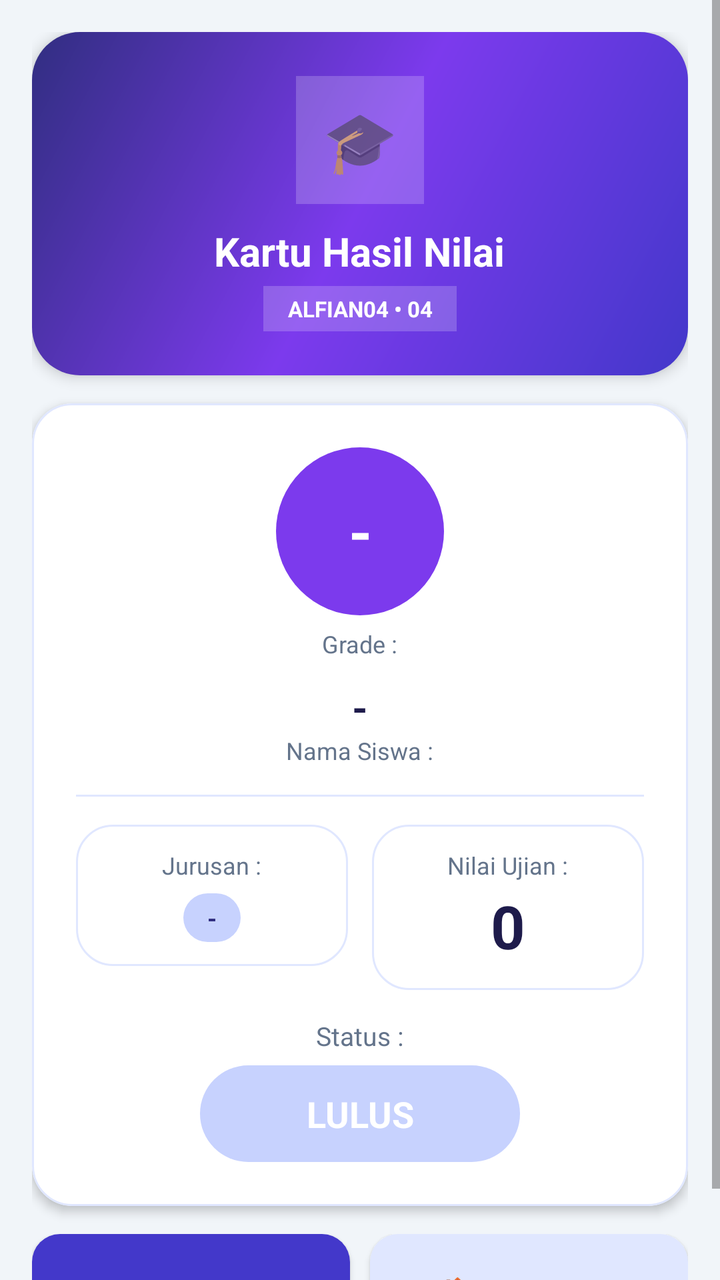
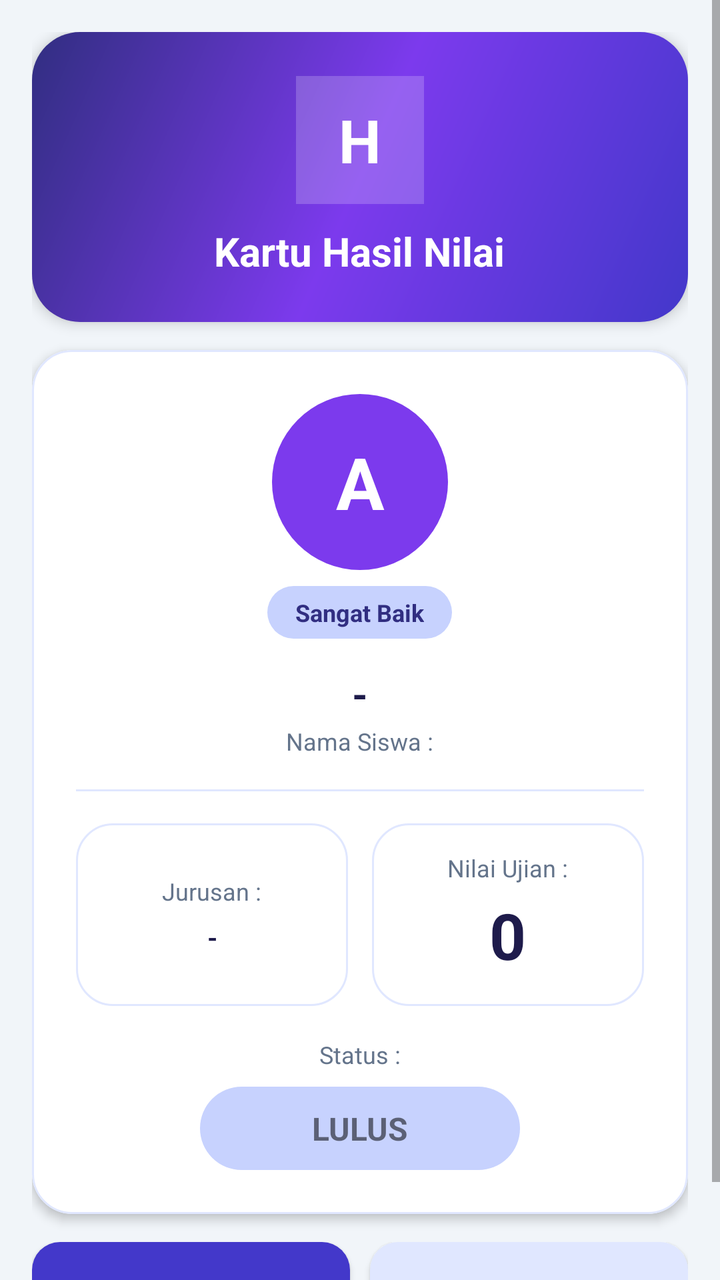

Two renders of the same Android screen: before a commit and after it. Below are the layout's source before the change and the commit's diff.
<!-- AndroidManifest.xml: application theme Theme.Alfian04 -->
<!-- res/layout/activity_result.xml -->
<?xml version="1.0" encoding="utf-8"?>
<ScrollView xmlns:android="http://schemas.android.com/apk/res/android"
    xmlns:app="http://schemas.android.com/apk/res-auto"
    android:layout_width="match_parent"
    android:layout_height="match_parent"
    android:background="@color/background"
    android:fillViewport="true">

    <LinearLayout
        android:layout_width="match_parent"
        android:layout_height="wrap_content"
        android:orientation="vertical"
        android:padding="16dp">

        
        <LinearLayout
            android:layout_width="match_parent"
            android:layout_height="wrap_content"
            android:background="@drawable/bg_hero_banner"
            android:elevation="4dp"
            android:gravity="center_horizontal"
            android:orientation="vertical"
            android:padding="22dp">

            <TextView
                android:layout_width="64dp"
                android:layout_height="64dp"
                android:background="#33FFFFFF"
                android:gravity="center"
                android:text="🎓"
                android:textSize="30sp" />

            <TextView
                android:layout_width="wrap_content"
                android:layout_height="wrap_content"
                android:layout_marginTop="10dp"
                android:gravity="center"
                android:text="@string/result_title"
                android:textColor="@color/white"
                android:textSize="20sp"
                android:textStyle="bold" />

            <TextView
                android:layout_width="wrap_content"
                android:layout_height="wrap_content"
                android:layout_marginTop="4dp"
                android:background="#33FFFFFF"
                android:gravity="center"
                android:paddingStart="12dp"
                android:paddingEnd="12dp"
                android:paddingTop="4dp"
                android:paddingBottom="4dp"
                android:text="ALFIAN04 • 04"
                android:textColor="@color/white"
                android:textSize="11sp"
                android:textStyle="bold" />
        </LinearLayout>

        
        <com.google.android.material.card.MaterialCardView
            android:layout_width="match_parent"
            android:layout_height="wrap_content"
            android:layout_marginTop="14dp"
            app:cardBackgroundColor="@color/card_background"
            app:cardCornerRadius="20dp"
            app:cardElevation="3dp"
            app:strokeColor="@color/divider"
            app:strokeWidth="1dp">

            <LinearLayout
                android:layout_width="match_parent"
                android:layout_height="wrap_content"
                android:gravity="center_horizontal"
                android:orientation="vertical"
                android:padding="22dp">

                
                <TextView
                    android:id="@+id/tv_res_grade"
                    android:layout_width="84dp"
                    android:layout_height="84dp"
                    android:background="@drawable/bg_avatar_circle"
                    android:gravity="center"
                    android:text="-"
                    android:textColor="@color/white"
                    android:textSize="30sp"
                    android:textStyle="bold" />

                <TextView
                    android:layout_width="wrap_content"
                    android:layout_height="wrap_content"
                    android:layout_marginTop="6dp"
                    android:text="@string/result_grade_label"
                    android:textColor="@color/text_secondary"
                    android:textSize="12sp" />

                <TextView
                    android:id="@+id/tv_res_name"
                    android:layout_width="wrap_content"
                    android:layout_height="wrap_content"
                    android:layout_marginTop="10dp"
                    android:gravity="center"
                    android:text="-"
                    android:textColor="@color/text_primary"
                    android:textSize="20sp"
                    android:textStyle="bold" />

                <TextView
                    android:layout_width="wrap_content"
                    android:layout_height="wrap_content"
                    android:text="@string/result_name_label"
                    android:textColor="@color/text_secondary"
                    android:textSize="12sp" />

                <View
                    android:layout_width="match_parent"
                    android:layout_height="1dp"
                    android:layout_marginTop="14dp"
                    android:layout_marginBottom="14dp"
                    android:background="@color/divider" />

                
                <LinearLayout
                    android:layout_width="match_parent"
                    android:layout_height="wrap_content"
                    android:orientation="horizontal">

                    <LinearLayout
                        android:layout_width="0dp"
                        android:layout_height="wrap_content"
                        android:layout_marginEnd="6dp"
                        android:layout_weight="1"
                        android:background="@drawable/bg_card_rounded"
                        android:gravity="center_horizontal"
                        android:orientation="vertical"
                        android:padding="12dp">

                        <TextView
                            android:layout_width="wrap_content"
                            android:layout_height="wrap_content"
                            android:text="@string/result_jurusan_label"
                            android:textColor="@color/text_secondary"
                            android:textSize="12sp" />

                        <TextView
                            android:id="@+id/tv_res_jurusan"
                            android:layout_width="wrap_content"
                            android:layout_height="wrap_content"
                            android:layout_marginTop="6dp"
                            android:background="@drawable/bg_pill_badge"
                            android:gravity="center"
                            android:paddingStart="12dp"
                            android:paddingEnd="12dp"
                            android:paddingTop="4dp"
                            android:paddingBottom="4dp"
                            android:text="-"
                            android:textColor="@color/primary_dark"
                            android:textSize="12sp"
                            android:textStyle="bold" />
                    </LinearLayout>

                    <LinearLayout
                        android:layout_width="0dp"
                        android:layout_height="wrap_content"
                        android:layout_marginStart="6dp"
                        android:layout_weight="1"
                        android:background="@drawable/bg_card_rounded"
                        android:gravity="center_horizontal"
                        android:orientation="vertical"
                        android:padding="12dp">

                        <TextView
                            android:layout_width="wrap_content"
                            android:layout_height="wrap_content"
                            android:text="@string/result_score_label"
                            android:textColor="@color/text_secondary"
                            android:textSize="12sp" />

                        <TextView
                            android:id="@+id/tv_res_score"
                            android:layout_width="wrap_content"
                            android:layout_height="wrap_content"
                            android:layout_marginTop="2dp"
                            android:text="0"
                            android:textColor="@color/text_primary"
                            android:textSize="30sp"
                            android:textStyle="bold" />
                    </LinearLayout>
                </LinearLayout>

                <TextView
                    android:layout_width="wrap_content"
                    android:layout_height="wrap_content"
                    android:layout_marginTop="14dp"
                    android:text="@string/result_status_label"
                    android:textColor="@color/text_secondary"
                    android:textSize="13sp" />

                <TextView
                    android:id="@+id/tv_res_status"
                    android:layout_width="wrap_content"
                    android:layout_height="wrap_content"
                    android:layout_marginTop="6dp"
                    android:background="@drawable/bg_pill_badge"
                    android:gravity="center"
                    android:minWidth="160dp"
                    android:padding="12dp"
                    android:text="LULUS"
                    android:textColor="@color/white"
                    android:textSize="18sp"
                    android:textStyle="bold" />

            </LinearLayout>
        </com.google.android.material.card.MaterialCardView>

        
        <LinearLayout
            android:layout_width="match_parent"
            android:layout_height="wrap_content"
            android:layout_marginTop="14dp"
            android:orientation="horizontal">

            <com.google.android.material.button.MaterialButton
                android:id="@+id/btn_res_back"
                android:layout_width="0dp"
                android:layout_height="56dp"
                android:layout_marginEnd="5dp"
                android:layout_weight="1"
                android:insetTop="0dp"
                android:insetBottom="0dp"
                android:text="← KEMBALI"
                android:textSize="13sp"
                app:backgroundTint="@color/primary"
                app:cornerRadius="14dp" />

            <com.google.android.material.button.MaterialButton
                android:id="@+id/btn_res_home"
                android:layout_width="0dp"
                android:layout_height="56dp"
                android:layout_marginStart="5dp"
                android:layout_weight="1"
                android:insetTop="0dp"
                android:insetBottom="0dp"
                android:text="🏠 BERANDA"
                android:textSize="13sp"
                app:backgroundTint="@color/divider"
                app:cornerRadius="14dp" />
        </LinearLayout>

    </LinearLayout>
</ScrollView>
<!-- resources referenced by this layout -->
<resources>
  <color name="background">#F1F5F9</color>
  <color name="card_background">#FFFFFF</color>
  <color name="divider">#E0E7FF</color>
  <color name="primary">#4338CA</color>
  <color name="primary_dark">#312E81</color>
  <color name="text_primary">#1E1B4B</color>
  <color name="text_secondary">#64748B</color>
  <color name="white">#FFFFFFFF</color>
  <!-- drawable bg_avatar_circle (drawable) -->
  <?xml version="1.0" encoding="utf-8"?>
  <shape xmlns:android="http://schemas.android.com/apk/res/android"
      android:shape="oval">
      <solid android:color="@color/accent" />
  </shape>
  <!-- drawable bg_card_rounded (drawable) -->
  <?xml version="1.0" encoding="utf-8"?>
  <shape xmlns:android="http://schemas.android.com/apk/res/android"
      android:shape="rectangle">
      <solid android:color="@color/card_background" />
      <stroke
          android:width="1dp"
          android:color="@color/divider" />
      <corners android:radius="18dp" />
  </shape>
  <!-- drawable bg_hero_banner (drawable) -->
  <?xml version="1.0" encoding="utf-8"?>
  <shape xmlns:android="http://schemas.android.com/apk/res/android"
      android:shape="rectangle">
      <gradient
          android:angle="135"
          android:startColor="@color/primary"
          android:centerColor="@color/accent"
          android:endColor="@color/primary_dark"
          android:type="linear" />
      <corners android:radius="24dp" />
  </shape>
  <!-- drawable bg_pill_badge (drawable) -->
  <?xml version="1.0" encoding="utf-8"?>
  <shape xmlns:android="http://schemas.android.com/apk/res/android"
      android:shape="rectangle">
      <solid android:color="@color/primary_light" />
      <corners android:radius="50dp" />
  </shape>
  <string name="result_grade_label">Grade :</string>
  <string name="result_jurusan_label">Jurusan :</string>
  <string name="result_name_label">Nama Siswa :</string>
  <string name="result_score_label">Nilai Ujian :</string>
  <string name="result_status_label">Status :</string>
  <string name="result_title">Kartu Hasil Nilai</string>
  <style name="Theme.Alfian04" parent="Base.Theme.Alfian04" />
  <color name="accent">#7C3AED</color>
  <color name="primary_light">#C7D2FE</color>
  <style name="Base.Theme.Alfian04" parent="Theme.MaterialComponents.DayNight.NoActionBar">
          <item name="colorPrimary">@color/primary</item>
          <item name="colorPrimaryDark">@color/primary_dark</item>
          <item name="colorAccent">@color/accent</item>
          <item name="android:statusBarColor">@color/primary_dark</item>
          <item name="editTextStyle">@style/Widget.Alfian04.EditText</item>
      </style>
  <style name="Widget.Alfian04.EditText" parent="Widget.AppCompat.EditText">
          <item name="android:background">@drawable/bg_edit_text</item>
          <item name="android:textColor">@color/edit_text_color</item>
          <item name="android:textColorHint">@color/edit_text_hint</item>
          <item name="android:textSize">15sp</item>
      </style>
  <!-- drawable bg_edit_text (drawable) -->
  <?xml version="1.0" encoding="utf-8"?>
  <shape xmlns:android="http://schemas.android.com/apk/res/android"
      android:shape="rectangle">
      <solid android:color="@color/edit_text_background" />
      <stroke
          android:width="1.5dp"
          android:color="@color/primary" />
      <corners android:radius="12dp" />
      <padding
          android:bottom="10dp"
          android:left="14dp"
          android:right="14dp"
          android:top="10dp" />
  </shape>
  <color name="edit_text_color">#1E1B4B</color>
  <color name="edit_text_hint">#94A3B8</color>
  <color name="edit_text_background">#FFFFFF</color>
</resources>

<!-- the commit's change to res/layout/activity_result.xml (unified diff, before → after) -->
@@ -27,8 +27,10 @@
                 android:layout_height="64dp"
                 android:background="#33FFFFFF"
                 android:gravity="center"
-                android:text="🎓"
-                android:textSize="30sp" />
+                android:text="H"
+                android:textColor="@color/white"
+                android:textSize="30sp"
+                android:textStyle="bold" />
 
             <TextView
                 android:layout_width="wrap_content"
@@ -38,21 +40,6 @@
                 android:text="@string/result_title"
                 android:textColor="@color/white"
                 android:textSize="20sp"
-                android:textStyle="bold" />
-
-            <TextView
-                android:layout_width="wrap_content"
-                android:layout_height="wrap_content"
-                android:layout_marginTop="4dp"
-                android:background="#33FFFFFF"
-                android:gravity="center"
-                android:paddingStart="12dp"
-                android:paddingEnd="12dp"
-                android:paddingTop="4dp"
-                android:paddingBottom="4dp"
-                android:text="ALFIAN04 • 04"
-                android:textColor="@color/white"
-                android:textSize="11sp"
                 android:textStyle="bold" />
         </LinearLayout>
 
@@ -77,28 +64,37 @@
                 
                 <TextView
                     android:id="@+id/tv_res_grade"
-                    android:layout_width="84dp"
-                    android:layout_height="84dp"
+                    android:layout_width="88dp"
+                    android:layout_height="88dp"
                     android:background="@drawable/bg_avatar_circle"
                     android:gravity="center"
-                    android:text="-"
+                    android:text="A"
                     android:textColor="@color/white"
-                    android:textSize="30sp"
-                    android:textStyle="bold" />
-
-                <TextView
-                    android:layout_width="wrap_content"
-                    android:layout_height="wrap_content"
-                    android:layout_marginTop="6dp"
-                    android:text="@string/result_grade_label"
-                    android:textColor="@color/text_secondary"
-                    android:textSize="12sp" />
-
+                    android:textSize="36sp"
+                    android:textStyle="bold" />
+
+                <TextView
+                    android:id="@+id/tv_res_grade_desc"
+                    android:layout_width="wrap_content"
+                    android:layout_height="wrap_content"
+                    android:layout_marginTop="8dp"
+                    android:background="@drawable/bg_pill_badge"
+                    android:gravity="center"
+                    android:paddingStart="14dp"
+                    android:paddingEnd="14dp"
+                    android:paddingTop="5dp"
+                    android:paddingBottom="5dp"
+                    android:text="Sangat Baik"
+                    android:textColor="@color/primary_dark"
+                    android:textSize="12sp"
+                    android:textStyle="bold" />
+
+                
                 <TextView
                     android:id="@+id/tv_res_name"
-                    android:layout_width="wrap_content"
-                    android:layout_height="wrap_content"
-                    android:layout_marginTop="10dp"
+                    android:layout_width="match_parent"
+                    android:layout_height="wrap_content"
+                    android:layout_marginTop="14dp"
                     android:gravity="center"
                     android:text="-"
                     android:textColor="@color/text_primary"
@@ -108,6 +104,7 @@
                 <TextView
                     android:layout_width="wrap_content"
                     android:layout_height="wrap_content"
+                    android:layout_marginTop="2dp"
                     android:text="@string/result_name_label"
                     android:textColor="@color/text_secondary"
                     android:textSize="12sp" />
@@ -115,8 +112,8 @@
                 <View
                     android:layout_width="match_parent"
                     android:layout_height="1dp"
-                    android:layout_marginTop="14dp"
-                    android:layout_marginBottom="14dp"
+                    android:layout_marginTop="16dp"
+                    android:layout_marginBottom="16dp"
                     android:background="@color/divider" />
 
                 
@@ -127,13 +124,13 @@
 
                     <LinearLayout
                         android:layout_width="0dp"
-                        android:layout_height="wrap_content"
+                        android:layout_height="match_parent"
                         android:layout_marginEnd="6dp"
                         android:layout_weight="1"
                         android:background="@drawable/bg_card_rounded"
-                        android:gravity="center_horizontal"
+                        android:gravity="center"
                         android:orientation="vertical"
-                        android:padding="12dp">
+                        android:padding="14dp">
 
                         <TextView
                             android:layout_width="wrap_content"
@@ -144,30 +141,25 @@
 
                         <TextView
                             android:id="@+id/tv_res_jurusan"
-                            android:layout_width="wrap_content"
+                            android:layout_width="match_parent"
                             android:layout_height="wrap_content"
                             android:layout_marginTop="6dp"
-                            android:background="@drawable/bg_pill_badge"
                             android:gravity="center"
-                            android:paddingStart="12dp"
-                            android:paddingEnd="12dp"
-                            android:paddingTop="4dp"
-                            android:paddingBottom="4dp"
                             android:text="-"
-                            android:textColor="@color/primary_dark"
-                            android:textSize="12sp"
+                            android:textColor="@color/text_primary"
+                            android:textSize="13sp"
                             android:textStyle="bold" />
                     </LinearLayout>
 
                     <LinearLayout
                         android:layout_width="0dp"
-                        android:layout_height="wrap_content"
+                        android:layout_height="match_parent"
                         android:layout_marginStart="6dp"
                         android:layout_weight="1"
                         android:background="@drawable/bg_card_rounded"
-                        android:gravity="center_horizontal"
+                        android:gravity="center"
                         android:orientation="vertical"
-                        android:padding="12dp">
+                        android:padding="14dp">
 
                         <TextView
                             android:layout_width="wrap_content"
@@ -180,34 +172,37 @@
                             android:id="@+id/tv_res_score"
                             android:layout_width="wrap_content"
                             android:layout_height="wrap_content"
-                            android:layout_marginTop="2dp"
+                            android:layout_marginTop="4dp"
                             android:text="0"
                             android:textColor="@color/text_primary"
-                            android:textSize="30sp"
+                            android:textSize="32sp"
                             android:textStyle="bold" />
                     </LinearLayout>
                 </LinearLayout>
 
-                <TextView
-                    android:layout_width="wrap_content"
-                    android:layout_height="wrap_content"
-                    android:layout_marginTop="14dp"
+                
+                <TextView
+                    android:layout_width="wrap_content"
+                    android:layout_height="wrap_content"
+                    android:layout_marginTop="16dp"
                     android:text="@string/result_status_label"
                     android:textColor="@color/text_secondary"
-                    android:textSize="13sp" />
+                    android:textSize="12sp" />
 
                 <TextView
                     android:id="@+id/tv_res_status"
                     android:layout_width="wrap_content"
                     android:layout_height="wrap_content"
-                    android:layout_marginTop="6dp"
+                    android:layout_marginTop="8dp"
                     android:background="@drawable/bg_pill_badge"
                     android:gravity="center"
                     android:minWidth="160dp"
-                    android:padding="12dp"
+                    android:paddingStart="20dp"
+                    android:paddingEnd="20dp"
+                    android:paddingTop="10dp"
+                    android:paddingBottom="10dp"
                     android:text="LULUS"
-                    android:textColor="@color/white"
-                    android:textSize="18sp"
+                    android:textSize="16sp"
                     android:textStyle="bold" />
 
             </LinearLayout>
@@ -228,7 +223,7 @@
                 android:layout_weight="1"
                 android:insetTop="0dp"
                 android:insetBottom="0dp"
-                android:text="← KEMBALI"
+                android:text="KEMBALI"
                 android:textSize="13sp"
                 app:backgroundTint="@color/primary"
                 app:cornerRadius="14dp" />
@@ -241,7 +236,7 @@
                 android:layout_weight="1"
                 android:insetTop="0dp"
                 android:insetBottom="0dp"
-                android:text="🏠 BERANDA"
+                android:text="BERANDA"
                 android:textSize="13sp"
                 app:backgroundTint="@color/divider"
                 app:cornerRadius="14dp" />
<!-- resource entries referenced after the edit -->
@@ -43,7 +43,6 @@
       <solid android:color="@color/primary_light" />
       <corners android:radius="50dp" />
   </shape>
-  <string name="result_grade_label">Grade :</string>
   <string name="result_jurusan_label">Jurusan :</string>
   <string name="result_name_label">Nama Siswa :</string>
   <string name="result_score_label">Nilai Ujian :</string>
